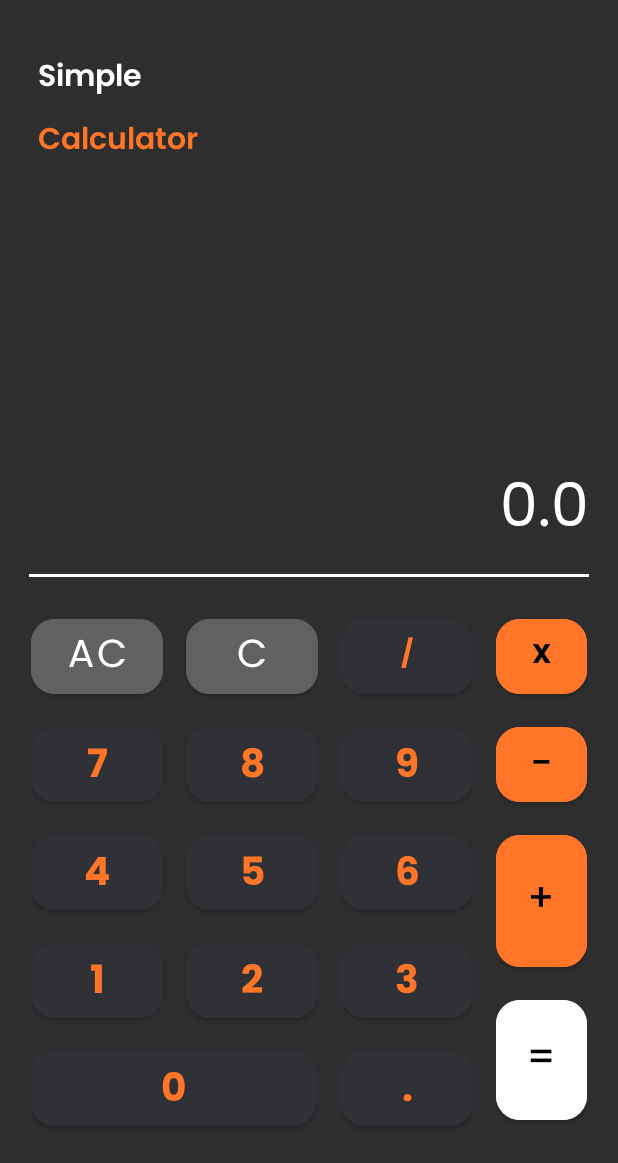
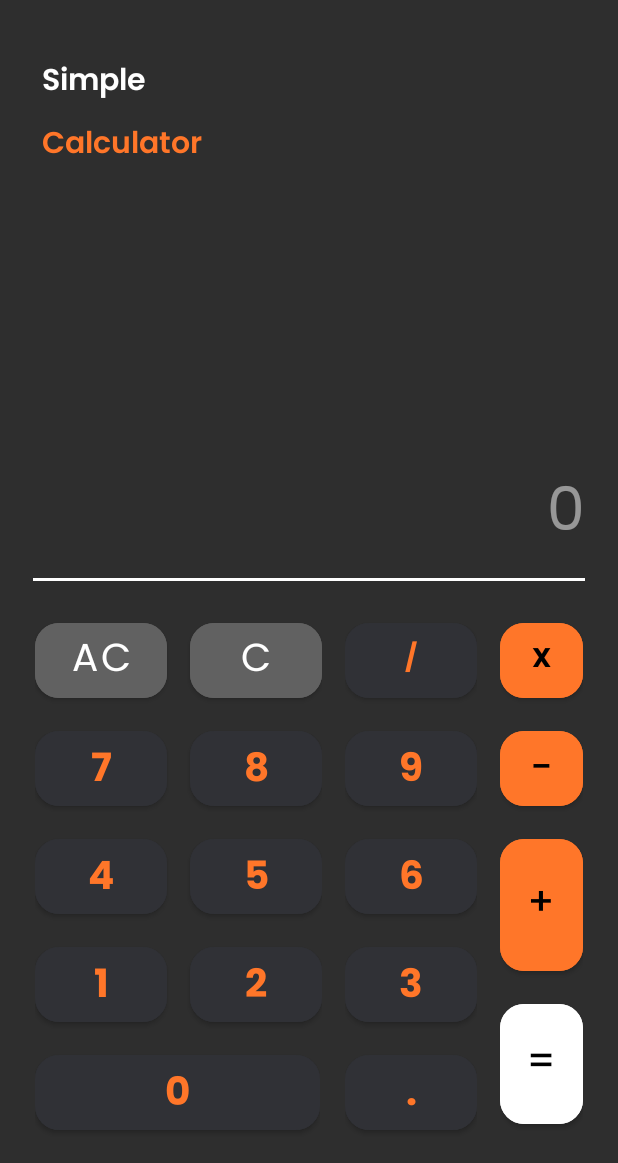
Before and after one commit to abel-cosmic/Simple-Calcultor, an Android app: the screen it shows after launch (MainActivity), on a phone screen of 412 x 824 dp. Shown: the top 1163 px of the screen. Run offline under Robolectric (Android 15) with nearby library versions, the phone set to English and light mode, and no system bars; 1 statement that could not run was skipped.

Commit message:
corrected some things
just removed unneccessary setters and getters and tried to solve the thing we discussed about!!

```diff
--- a/app/src/main/java/com/example/simplecalculator/MainActivity.java
+++ b/app/src/main/java/com/example/simplecalculator/MainActivity.java
@@ -35,16 +35,14 @@ import android.widget.EditText;
 * */
 public class MainActivity extends AppCompatActivity {
     private Calculator calculator;
-    private EditText displayView;
-    private Button[] digitButtons;
-    private Button[] operationButtons;
-    private Button btnAc,btnC,btnDot;
     @Override
     protected void onCreate(Bundle savedInstanceState) throws Resources.NotFoundException {
         super.onCreate(savedInstanceState);
         setContentView(R.layout.activity_main);
 
         //create the object of calculator
+        Button[] digitButtons;
+        Button[] operationButtons;
 
         calculator = new Calculator();
 
@@ -81,6 +79,7 @@ public class MainActivity extends AppCompatActivity {
         operationButtons[1] = findViewById(R.id.minus);
         operationButtons[2] = findViewById(R.id.divide);
         operationButtons[3] = findViewById(R.id.multiply);
+        operationButtons[4] = findViewById(R.id.equals);
 
         // Set onClickListener for operation buttons
 
@@ -99,17 +98,28 @@ public class MainActivity extends AppCompatActivity {
                 case 3:
                     operationSymbol = "÷";
                     break;
+                case 4:
+                    operationSymbol = "=";
+                    break;
                 default:
                     operationSymbol = "";
+                    break;
             }
             operationButtons[i].setOnClickListener(new View.OnClickListener() {
                 @Override
                 public void onClick(View v) {
                     calculator.performOperation(operationSymbol);
                     calculator.updateDisplay();
+                    EditText displayView;
+                    displayView = (EditText) findViewById(R.id.answer);
+                    displayView.setText(String.valueOf(calculator.getResult()));
                 }
             });
         }
+
+        Button btnAc = (Button)findViewById(R.id.AC);
+        Button btnC=(Button)findViewById(R.id.cancel);
+        Button btnDot=(Button) findViewById(R.id.dot);
 
         // Initialize extras buttons
         btnDot.setOnClickListener(
@@ -118,6 +128,9 @@ public class MainActivity extends AppCompatActivity {
                     public void onClick(View view) {
                         calculator.enterDecimal();
                         calculator.updateDisplay();
+                        EditText displayView;
+                        displayView = (EditText) findViewById(R.id.answer);
+                        displayView.setText(String.valueOf(calculator.getResult()));
                     }
                 }
         );
@@ -127,6 +140,9 @@ public class MainActivity extends AppCompatActivity {
                     public void onClick(View view) {
                         calculator.clearAll();
                         calculator.updateDisplay();
+                        EditText displayView;
+                        displayView = (EditText) findViewById(R.id.answer);
+                        displayView.setText(String.valueOf(calculator.getResult()));
                     }
                 }
         );
@@ -136,11 +152,13 @@ public class MainActivity extends AppCompatActivity {
                     public void onClick(View view) {
                         calculator.clear();
                         calculator.updateDisplay();
+                        EditText displayView;
+                        displayView = (EditText) findViewById(R.id.answer);
+                        displayView.setText(String.valueOf(calculator.getResult()));
                     }
                 }
         );
 
-        displayView = (EditText) findViewById(R.id.answer);
-        displayView.setText(String.valueOf(calculator.getResult()));
+
     }
 }
--- a/app/src/main/res/layout/activity_main.xml
+++ b/app/src/main/res/layout/activity_main.xml
@@ -6,7 +6,7 @@
     android:layout_height="match_parent"
     android:orientation="vertical"
     tools:context=".MainActivity"
-    android:padding="5dp"
+    android:padding="8dp"
     android:background="@color/midnight">
     <LinearLayout
         android:layout_width="wrap_content"
@@ -132,35 +132,34 @@
                     android:textColor="@color/orange"
                     />
             </LinearLayout>
+
             <LinearLayout
                 android:layout_width="wrap_content"
                 android:layout_height="wrap_content"
-                android:orientation="horizontal"
-                android:layout_marginBottom="10dp"
-                >
+                android:layout_marginBottom="10dp">
+
                 <Button
-                    android:layout_marginEnd="15sp"
                     android:id="@+id/four"
+                    style="@style/black_btn"
                     android:layout_width="wrap_content"
                     android:layout_height="62dp"
+                    android:layout_marginEnd="15sp"
+                    android:fontFamily="@font/poppins_bold"
+                    android:tag="4"
                     android:text="@string/four"
-                    android:tag="4"
-                    style="@style/black_btn"
-                    android:textSize="26dp"
-                    android:fontFamily="@font/poppins_bold"
                     android:textColor="@color/orange"
-                    />
+                    android:textSize="26dp" />
+
                 <Button
                     android:id="@+id/five"
+                    style="@style/black_btn"
                     android:layout_width="wrap_content"
                     android:layout_height="62dp"
+                    android:fontFamily="@font/poppins_bold"
+                    android:tag="5"
                     android:text="@string/five"
-                    android:tag="5"
-                    style="@style/black_btn"
-                    android:textSize="26dp"
-                    android:fontFamily="@font/poppins_bold"
                     android:textColor="@color/orange"
-                    />
+                    android:textSize="26dp" />
             </LinearLayout>
             <LinearLayout
                 android:layout_width="wrap_content"
```
Also changed, not shown: app/src/main/java/com/example/simplecalculator/Calculator.java (+18 -32 lines).
